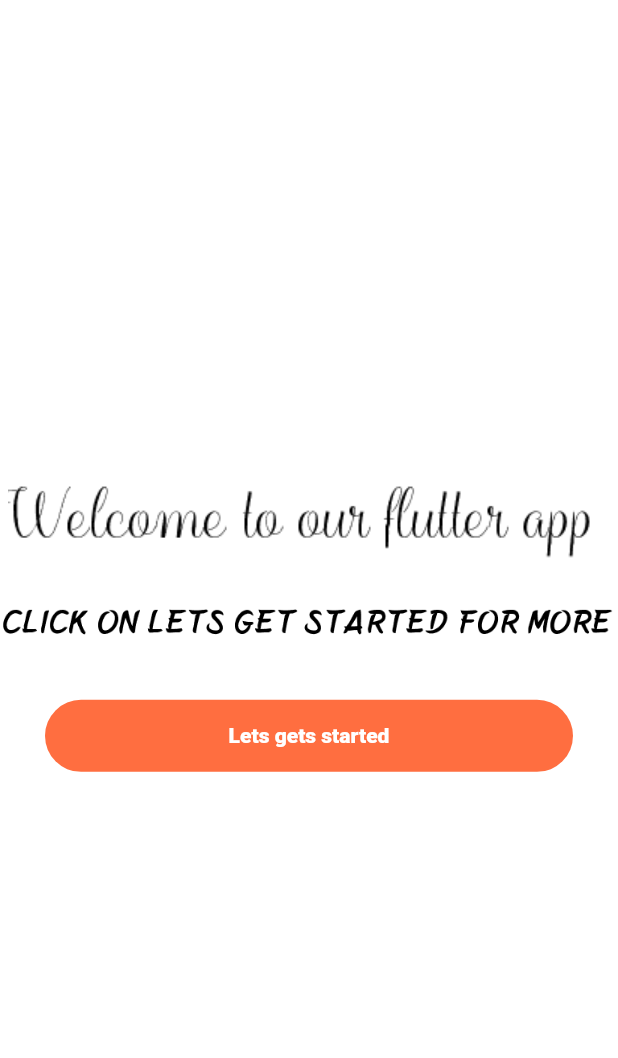
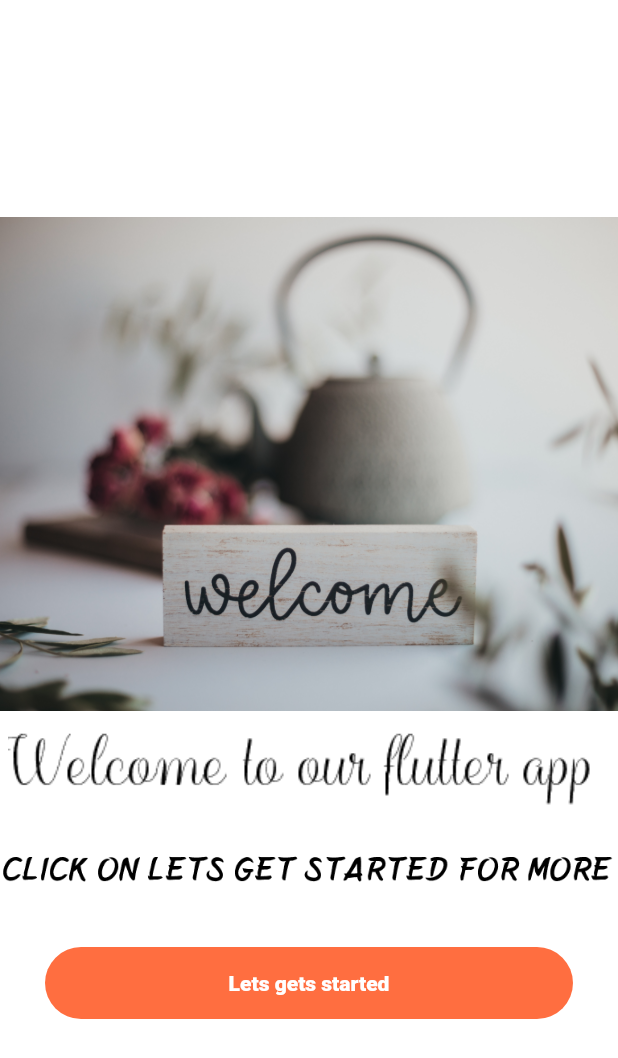
Before and after one commit to lakhwinderbahl/flutterassignmentmain, a Flutter app: the screen it shows after launch, on a phone screen of 412 x 824 dp. Shown: the top 1058 px of the screen. Run offline on Flutter 3.47's test engine with Material 2 defaults, Android fonts, the phone set to English and light mode, and no system bars; our stand-ins replace get, get_storage, share_plus.

Commit message:
added new file

```diff
--- a/lib/news/newsDetails.dart
+++ b/lib/news/newsDetails.dart
@@ -15,7 +15,7 @@ class NewsDetails extends StatelessWidget {
     Articles item = controller.getSelectedArticle();
     return Scaffold(
       appBar: AppBar(
-        backgroundColor: Colors.deepOrangeAccent,
+        backgroundColor: Color.fromRGBO(51, 95, 143, 1),
         title: Text("Details"),
       ),
       body: SingleChildScrollView(
@@ -103,7 +103,7 @@ class NewsDetails extends StatelessWidget {
                   width: 20,
                 ),
                 FloatingActionButton(
-                  backgroundColor: Colors.deepOrangeAccent,
+                  backgroundColor: Color.fromARGB(255, 207, 41, 41),
                   heroTag: "open",
                   onPressed: () {
                     controller.openUrl(item.url!); // Opening the news url in particular app
--- a/lib/welcome.dart
+++ b/lib/welcome.dart
@@ -11,6 +11,7 @@ class Welcome extends StatelessWidget {
       body: Column(
         mainAxisAlignment: MainAxisAlignment.center,
         children: [
+          Image.asset("assets/Welcome 3.jpg"),
           Image.asset("assets/welcome.png"),
           Image.asset("assets/welcome2.png"),
           Container(
```
Also changed, not shown: assets/Welcome 3.jpg (added).
